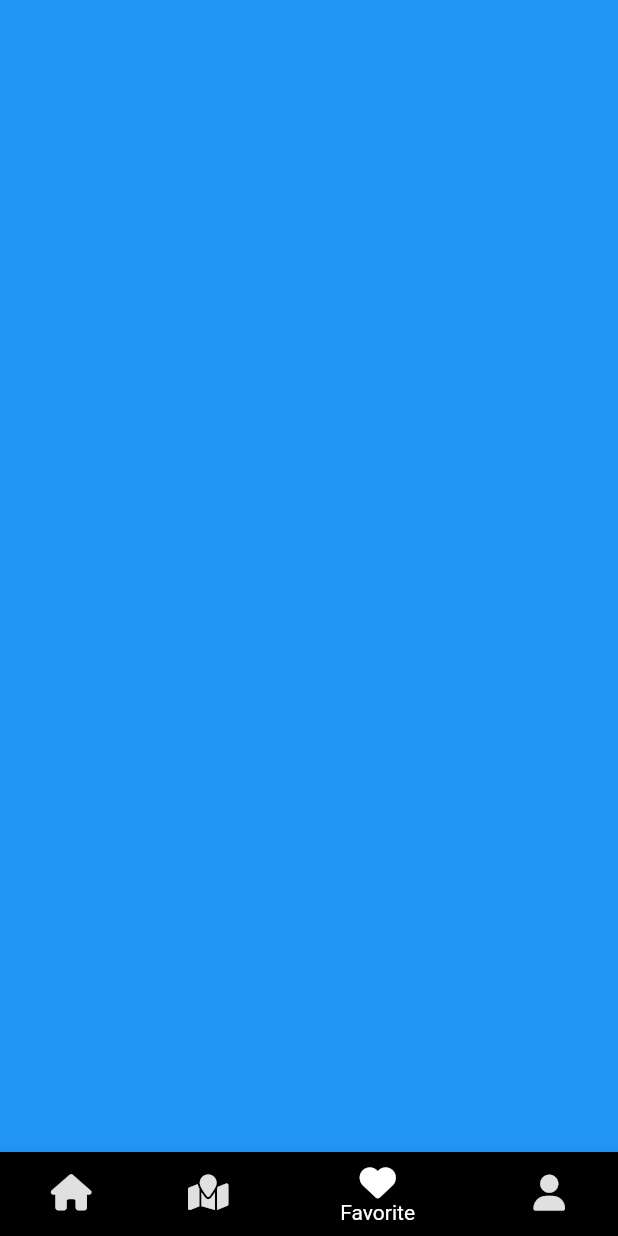
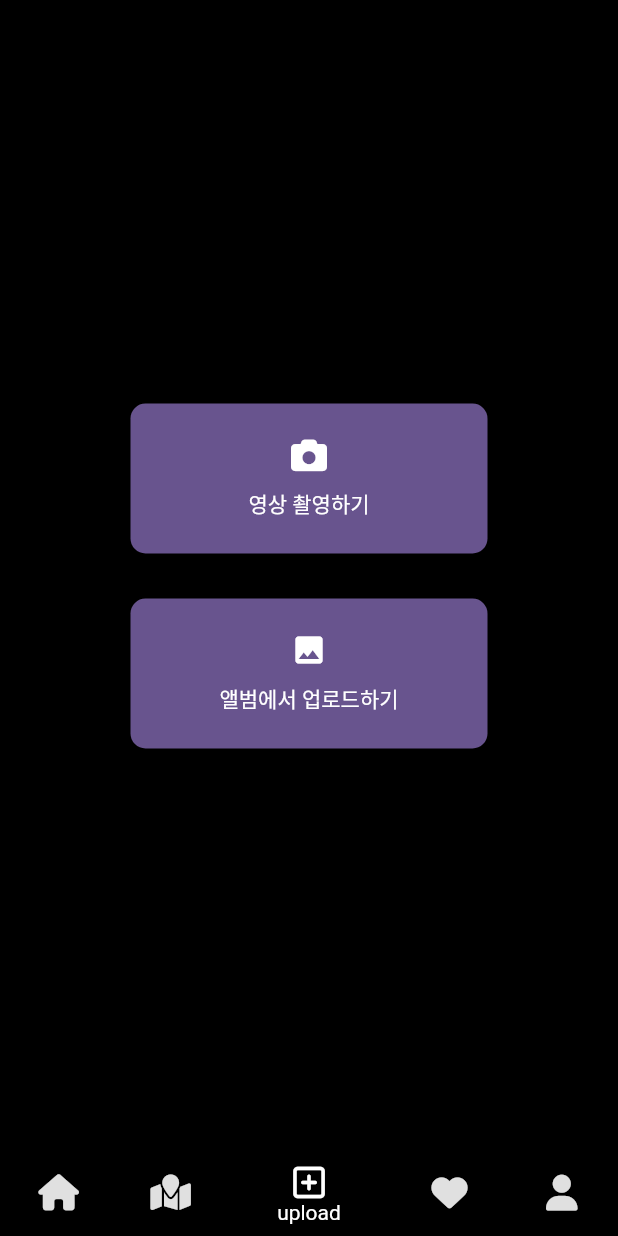
Before and after one commit to snackads/SnackAds, a Flutter app: the screen it shows once a user with an empty profile is signed in, item 3 of the bottom bar chosen, on a phone screen of 412 x 824 dp. Run offline on Flutter 3.47's test engine with Material 3 defaults, Android fonts, the phone set to English and light mode, and no system bars; our stand-ins replace cloud_firestore, firebase_auth, firebase_core, font_awesome_flutter, go_router, google_sign_in and 1 more; missing offline and left inert: flutter_naver_map; accounts and stored records are empty.

Commit message:
[Feat] 영상 업로드 UI 개발

```diff
--- a/lib/app.dart
+++ b/lib/app.dart
@@ -2,7 +2,7 @@ import 'package:flutter/material.dart';
 import 'package:go_router/go_router.dart';
 import 'package:snack_ads/view/auth/login_view.dart';
 import 'package:snack_ads/view/auth/registration_view.dart';
-import 'package:snack_ads/view/feed_upload/feed_upload_view.dart';
+import 'package:snack_ads/view/feed_upload/feed_upload_select_view.dart';
 import 'package:snack_ads/view/main_view.dart';
 import 'package:snack_ads/view/profile_view.dart';
 
@@ -44,7 +44,7 @@ final _router = GoRouter(
     ),
     GoRoute(
       path: '/upload',
-      builder: (context, state) => const FeedUploadView(),
+      builder: (context, state) => const FeedUploadSelectView(),
     ),
   ],
 );
--- /dev/null
+++ b/lib/controller/feed_upload_controller.dart
@@ -0,0 +1,3 @@
+import 'package:flutter/material.dart';
+
+class FeedUploadController extends ChangeNotifier {}
--- /dev/null
+++ b/lib/view/feed_upload/feed_upload_select_view.dart
@@ -0,0 +1,69 @@
+import 'package:flutter/material.dart';
+import 'dart:developer' as dev;
+
+import 'package:font_awesome_flutter/font_awesome_flutter.dart';
+
+class FeedUploadSelectView extends StatelessWidget {
+  const FeedUploadSelectView({super.key});
+
+  @override
+  Widget build(BuildContext context) {
+    return Scaffold(
+      backgroundColor: Colors.black,
+      body: SafeArea(
+        child: Column(
+          mainAxisAlignment: MainAxisAlignment.center,
+          children: [
+            Center(
+              child: selectionButton(
+                  context, FontAwesomeIcons.camera, '영상 촬영하기', () {
+                dev.log('영상 촬영 모드');
+              }),
+            ),
+            const SizedBox(
+              height: 30,
+            ),
+            Center(
+              child: selectionButton(context, Icons.photo, '앨범에서 업로드하기', () {
+                dev.log('앨범 업로드 모드');
+              }),
+            ),
+          ],
+        ),
+      ),
+    );
+  }
+}
+
+Widget selectionButton(
+    BuildContext context, IconData icon, String text, VoidCallback onPressed) {
+  return ElevatedButton(
+    onPressed: onPressed,
+    style: ElevatedButton.styleFrom(
+      //  TODO: 어플 메인 컬러로 디자인 수정
+      //backgroundColor: Colors.purple,
+      foregroundColor: Colors.white,
+      shape: RoundedRectangleBorder(
+        borderRadius: BorderRadius.circular(10),
+      ),
+    ),
+    child: SizedBox(
+      width: MediaQuery.of(context).size.width * 0.5,
+      height: 100,
+      child: Padding(
+        padding: const EdgeInsets.symmetric(horizontal: 20, vertical: 20),
+        child: Column(
+          mainAxisAlignment: MainAxisAlignment.center,
+          children: [
+            Icon(icon, color: Colors.white),
+            const SizedBox(height: 10),
+            Text(
+              text,
+              style: const TextStyle(color: Colors.white),
+            ),
+          ],
+        ),
+      ),
+    ),
+  );
+}
--- a/lib/view/main_view.dart
+++ b/lib/view/main_view.dart
@@ -10,6 +10,7 @@ import 'package:snack_ads/controller/authentication_controller.dart';
 import 'package:snack_ads/controller/bottom_navigation_controller.dart';
 import 'package:snack_ads/controller/feed_controller.dart';
 import 'package:snack_ads/view/feed/feed_view.dart';
+import 'package:snack_ads/view/feed_upload/feed_upload_select_view.dart';
 import 'package:snack_ads/view/map/map_view.dart';
 import 'package:snack_ads/view/profile_view.dart';
 // import 'package:snack_ads/map/map_view.dart';
@@ -28,8 +29,10 @@ class MainView extends StatelessWidget {
       case 1:
         return const MapView();
       case 2:
+        return const FeedUploadSelectView();
+      case 3:
         return Container(color: Colors.blue);
-      case 3:
+      case 4:
         return const ProfileView();
       default:
         return Container(color: Colors.red);
@@ -57,6 +60,11 @@ class MainView extends StatelessWidget {
           backgroundColor: Colors.black,
           icon: Icon(FontAwesomeIcons.mapLocation),
           label: 'Map',
+        ),
+        BottomNavigationBarItem(
+          backgroundColor: Colors.black,
+          icon: Icon(FontAwesomeIcons.squarePlus),
+          label: 'upload',
         ),
         BottomNavigationBarItem(
           backgroundColor: Colors.black,
--- a/pubspec.yaml
+++ b/pubspec.yaml
@@ -35,6 +35,7 @@ dependencies:
   video_player: ^2.8.6
   flutter_naver_map: ^1.2.2
   geolocator: ^11.0.0
+  image_picker: ^1.1.1
 
 dev_dependencies:
   flutter_test:
```
Also changed, not shown: lib/view/feed_upload/feed_upload_camera_select.dart (added), lib/view/feed_upload/feed_upload_gallery_select.dart (added), pubspec.lock.
